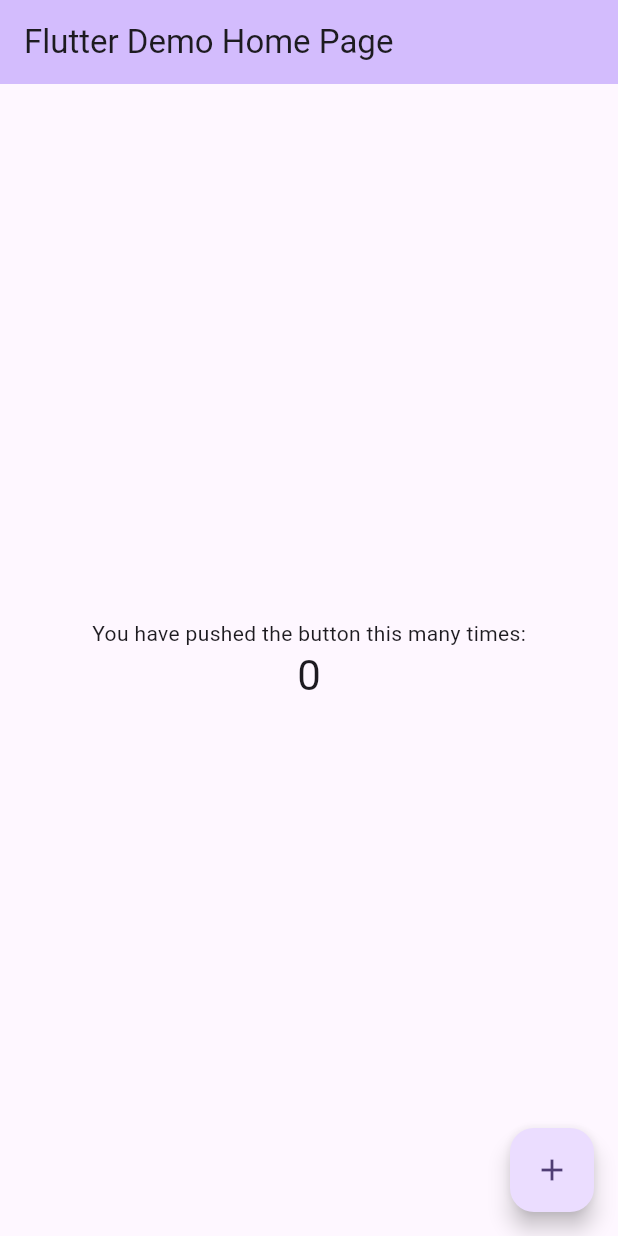
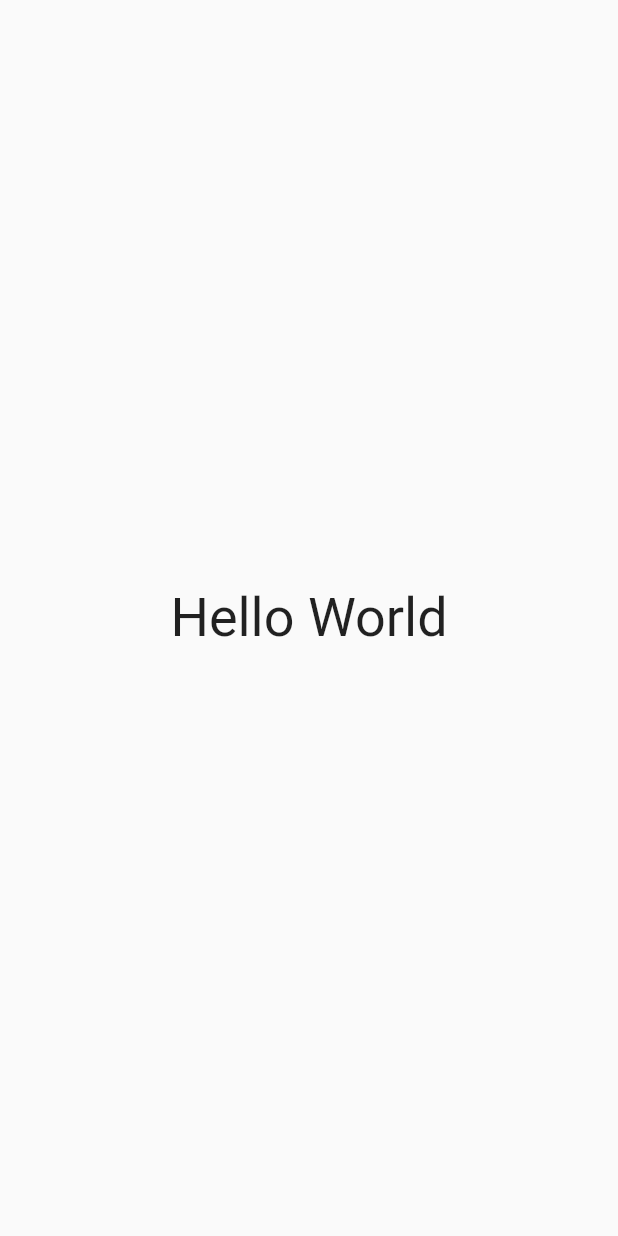
Before and after one commit to MarcKaise/pokemon_flutter, a Flutter app: the screen it shows after launch, on a phone screen of 412 x 824 dp. Run offline on Flutter 3.47's test engine with Material 2 defaults, Android fonts, the phone set to English and light mode, and no system bars.

Commit message:
step 1: clean base

```diff
--- a/lib/main.dart
+++ b/lib/main.dart
@@ -7,119 +7,28 @@ void main() {
 class MyApp extends StatelessWidget {
   const MyApp({super.key});
 
-  // This widget is the root of your application.
   @override
   Widget build(BuildContext context) {
     return MaterialApp(
-      title: 'Flutter Demo',
+      title: 'Pokemon Flutter',
       theme: ThemeData(
-        // This is the theme of your application.
-        //
-        // TRY THIS: Try running your application with "flutter run". You'll see
-        // the application has a blue toolbar. Then, without quitting the app,
-        // try changing the seedColor in the colorScheme below to Colors.green
-        // and then invoke "hot reload" (save your changes or press the "hot
-        // reload" button in a Flutter-supported IDE, or press "r" if you used
-        // the command line to start the app).
-        //
-        // Notice that the counter didn't reset back to zero; the application
-        // state is not lost during the reload. To reset the state, use hot
-        // restart instead.
-        //
-        // This works for code too, not just values: Most code changes can be
-        // tested with just a hot reload.
-        colorScheme: ColorScheme.fromSeed(seedColor: Colors.deepPurple),
-        useMaterial3: true,
+        primarySwatch: Colors.blue,
       ),
-      home: const MyHomePage(title: 'Flutter Demo Home Page'),
+      home: const MyHomePage(),
     );
   }
 }
 
-class MyHomePage extends StatefulWidget {
-  const MyHomePage({super.key, required this.title});
-
-  // This widget is the home page of your application. It is stateful, meaning
-  // that it has a State object (defined below) that contains fields that affect
-  // how it looks.
-
-  // This class is the configuration for the state. It holds the values (in this
-  // case the title) provided by the parent (in this case the App widget) and
-  // used by the build method of the State. Fields in a Widget subclass are
-  // always marked "final".
-
-  final String title;
-
-  @override
-  State<MyHomePage> createState() => _MyHomePageState();
-}
-
-class _MyHomePageState extends State<MyHomePage> {
-  int _counter = 0;
-
-  void _incrementCounter() {
-    setState(() {
-      // This call to setState tells the Flutter framework that something has
-      // changed in this State, which causes it to rerun the build method below
-      // so that the display can reflect the updated values. If we changed
-      // _counter without calling setState(), then the build method would not be
-      // called again, and so nothing would appear to happen.
-      _counter++;
-    });
-  }
+class MyHomePage extends StatelessWidget {
+  const MyHomePage({super.key});
 
   @override
   Widget build(BuildContext context) {
-    // This method is rerun every time setState is called, for instance as done
-    // by the _incrementCounter method above.
-    //
-    // The Flutter framework has been optimized to make rerunning build methods
-    // fast, so that you can just rebuild anything that needs updating rather
-    // than having to individually change instances of widgets.
-    return Scaffold(
-      appBar: AppBar(
-        // TRY THIS: Try changing the color here to a specific color (to
-        // Colors.amber, perhaps?) and trigger a hot reload to see the AppBar
-        // change color while the other colors stay the same.
-        backgroundColor: Theme.of(context).colorScheme.inversePrimary,
-        // Here we take the value from the MyHomePage object that was created by
-        // the App.build method, and use it to set our appbar title.
-        title: Text(widget.title),
-      ),
-      body: Center(
-        // Center is a layout widget. It takes a single child and positions it
-        // in the middle of the parent.
-        child: Column(
-          // Column is also a layout widget. It takes a list of children and
-          // arranges them vertically. By default, it sizes itself to fit its
-          // children horizontally, and tries to be as tall as its parent.
-          //
-          // Column has various properties to control how it sizes itself and
-          // how it positions its children. Here we use mainAxisAlignment to
-          // center the children vertically; the main axis here is the vertical
-          // axis because Columns are vertical (the cross axis would be
-          // horizontal).
-          //
-          // TRY THIS: Invoke "debug painting" (choose the "Toggle Debug Paint"
-          // action in the IDE, or press "p" in the console), to see the
-          // wireframe for each widget.
-          mainAxisAlignment: MainAxisAlignment.center,
-          children: <Widget>[
-            const Text(
-              'You have pushed the button this many times:',
-            ),
-            Text(
-              '$_counter',
-              style: Theme.of(context).textTheme.headlineMedium,
-            ),
-          ],
-        ),
-      ),
-      floatingActionButton: FloatingActionButton(
-        onPressed: _incrementCounter,
-        tooltip: 'Increment',
-        child: const Icon(Icons.add),
-      ), // This trailing comma makes auto-formatting nicer for build methods.
-    );
+    return const Scaffold(
+        body: Center(
+            child: Text(
+      'Hello World',
+      style: TextStyle(fontSize: 36),
+    )));
   }
 }
```
